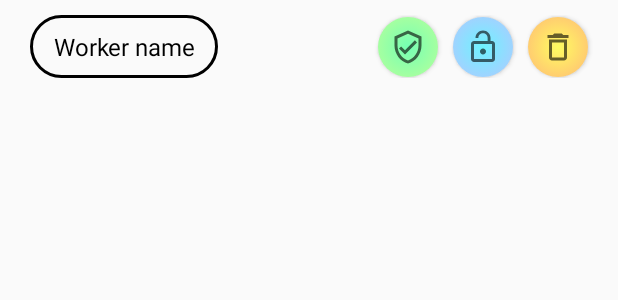
After one commit to KolyaFedorenko/Distribution, an Android app: the layout workers_list.xml on its own in the app's theme, with its tools: preview values and no code run, on a phone screen of 412 x 824 dp. The commit adds this screen. Shown: the top 300 px of the screen. Run offline under Robolectric (Android 15) with nearby library versions, the phone set to English and light mode, and no system bars.

Commit message:
Added new fragment WorkersFragment and amazing adapter for it

```diff
--- /dev/null
+++ b/app/src/main/res/drawable/change_user_role_gradient.xml
@@ -0,0 +1,17 @@
+<?xml version="1.0" encoding="utf-8"?>
+<selector xmlns:android="http://schemas.android.com/apk/res/android">
+    <item>
+        <shape>
+            <gradient
+                android:gradientRadius="50dp"
+                android:endColor="#EDFF85"
+                android:startColor="#75FFB3"
+                android:type="radial" />
+            <corners
+                android:bottomRightRadius="20dp"
+                android:bottomLeftRadius="20dp"
+                android:topLeftRadius="20dp"
+                android:topRightRadius="20dp"/>
+        </shape>
+    </item>
+</selector>
--- /dev/null
+++ b/app/src/main/res/drawable/delete_user_gradient.xml
@@ -0,0 +1,17 @@
+<?xml version="1.0" encoding="utf-8"?>
+<selector xmlns:android="http://schemas.android.com/apk/res/android">
+    <item>
+        <shape>
+            <gradient
+                android:gradientRadius="50dp"
+                android:endColor="#FF8686"
+                android:startColor="#FFFC61"
+                android:type="radial" />
+            <corners
+                android:bottomRightRadius="20dp"
+                android:bottomLeftRadius="20dp"
+                android:topLeftRadius="20dp"
+                android:topRightRadius="20dp"/>
+        </shape>
+    </item>
+</selector>
--- /dev/null
+++ b/app/src/main/res/drawable/ic_outline_verified_user.xml
@@ -0,0 +1,10 @@
+<vector xmlns:android="http://schemas.android.com/apk/res/android"
+        android:width="24dp"
+        android:height="24dp"
+        android:viewportWidth="24.0"
+        android:viewportHeight="24.0"
+        android:tint="?attr/colorControlNormal">
+    <path
+        android:fillColor="@android:color/white"
+        android:pathData="M12,1L3,5v6c0,5.55 3.84,10.74 9,12 5.16,-1.26 9,-6.45 9,-12L21,5l-9,-4zM19,11c0,4.52 -2.98,8.69 -7,9.93 -4.02,-1.24 -7,-5.41 -7,-9.93L5,6.3l7,-3.11 7,3.11L19,11zM7.41,11.59L6,13l4,4 8,-8 -1.41,-1.42L10,14.17z"/>
+</vector>
--- /dev/null
+++ b/app/src/main/res/drawable/reset_user_password_gradient.xml
@@ -0,0 +1,17 @@
+<?xml version="1.0" encoding="utf-8"?>
+<selector xmlns:android="http://schemas.android.com/apk/res/android">
+    <item>
+        <shape>
+            <gradient
+                android:gradientRadius="50dp"
+                android:endColor=" #EBA3FF"
+                android:startColor="#6DF3FF"
+                android:type="radial" />
+            <corners
+                android:bottomRightRadius="20dp"
+                android:bottomLeftRadius="20dp"
+                android:topLeftRadius="20dp"
+                android:topRightRadius="20dp"/>
+        </shape>
+    </item>
+</selector>
--- /dev/null
+++ b/app/src/main/res/layout/workers_list.xml
@@ -0,0 +1,108 @@
+<?xml version="1.0" encoding="utf-8"?>
+<androidx.constraintlayout.widget.ConstraintLayout
+    xmlns:android="http://schemas.android.com/apk/res/android"
+    xmlns:app="http://schemas.android.com/apk/res-auto"
+    xmlns:tools="http://schemas.android.com/tools"
+    android:layout_width="match_parent"
+    android:layout_height="wrap_content">
+
+    <androidx.constraintlayout.widget.ConstraintLayout
+        android:layout_width="match_parent"
+        android:layout_height="wrap_content"
+        app:layout_constraintLeft_toLeftOf="parent"
+        app:layout_constraintRight_toRightOf="parent"
+        app:layout_constraintTop_toTopOf="parent"
+        app:layout_constraintBottom_toBottomOf="parent"
+        android:layout_marginTop="10dp"
+        android:layout_marginBottom="10dp">
+
+        <androidx.constraintlayout.widget.ConstraintLayout
+            android:id="@+id/clUser"
+            android:layout_width="wrap_content"
+            android:layout_height="wrap_content"
+            app:layout_constraintBottom_toBottomOf="parent"
+            app:layout_constraintTop_toTopOf="parent"
+            app:layout_constraintLeft_toLeftOf="parent"
+            android:layout_marginStart="20dp"
+            android:background="@drawable/rounded_item"
+            android:paddingHorizontal="10dp">
+
+            <androidx.constraintlayout.widget.ConstraintLayout
+                android:layout_width="wrap_content"
+                android:layout_height="wrap_content"
+                app:layout_constraintTop_toTopOf="parent"
+                app:layout_constraintBottom_toBottomOf="parent"
+                app:layout_constraintLeft_toLeftOf="parent"
+                app:layout_constraintRight_toRightOf="parent"
+                android:layout_marginStart="5dp"
+                android:layout_marginEnd="5dp">
+
+                <TextView
+                    android:id="@+id/textWorkerName"
+                    android:layout_marginVertical="10dp"
+                    android:layout_width="wrap_content"
+                    android:layout_height="wrap_content"
+                    android:textSize="16dp"
+                    android:text="Worker name"
+                    android:textColor="@color/black"
+                    android:textAlignment="center"
+                    app:layout_constraintBottom_toBottomOf="parent"
+                    app:layout_constraintStart_toStartOf="parent"
+                    app:layout_constraintTop_toTopOf="parent"/>
+
+                <ImageView
+                    android:id="@+id/imageWorkerManager"
+                    android:layout_width="18dp"
+                    android:layout_height="18dp"
+                    android:background="@drawable/ic_baseline_verified"
+                    app:layout_constraintBottom_toBottomOf="parent"
+                    app:layout_constraintTop_toTopOf="parent"
+                    app:layout_constraintLeft_toRightOf="@+id/textWorkerName"
+                    android:layout_marginStart="5dp"
+                    android:visibility="gone"
+                    app:layout_constraintRight_toRightOf="parent"/>
+
+            </androidx.constraintlayout.widget.ConstraintLayout>
+
+        </androidx.constraintlayout.widget.ConstraintLayout>
+
+        <Button
+            android:id="@+id/buttonDeleteWorker"
+            android:layout_width="40dp"
+            android:layout_height="40dp"
+            android:background="@drawable/delete_user_gradient"
+            android:drawableStart="@drawable/ic_baseline_delete"
+            android:paddingHorizontal="8dp"
+            app:layout_constraintBottom_toBottomOf="parent"
+            app:layout_constraintTop_toTopOf="parent"
+            app:layout_constraintRight_toRightOf="parent"
+            android:layout_marginEnd="20dp"/>
+
+        <Button
+            android:id="@+id/buttonResetPassword"
+            android:layout_width="40dp"
+            android:layout_height="40dp"
+            android:background="@drawable/reset_user_password_gradient"
+            android:drawableStart="@drawable/ic_baseline_lock"
+            android:paddingHorizontal="8dp"
+            app:layout_constraintBottom_toBottomOf="parent"
+            app:layout_constraintTop_toTopOf="parent"
+            app:layout_constraintRight_toLeftOf="@id/buttonDeleteWorker"
+            android:layout_marginRight="10dp"/>
+
+        <Button
+            android:id="@+id/buttonChangeRole"
+            android:layout_width="40dp"
+            android:layout_height="40dp"
+            android:background="@drawable/change_user_role_gradient"
+            android:drawableStart="@drawable/ic_outline_verified_user"
+            android:paddingHorizontal="8dp"
+            app:layout_constraintBottom_toBottomOf="parent"
+            app:layout_constraintTop_toTopOf="parent"
+            app:layout_constraintRight_toLeftOf="@id/buttonResetPassword"
+            android:layout_marginEnd="10dp"
+            android:layout_marginStart="10dp"/>
+
+    </androidx.constraintlayout.widget.ConstraintLayout>
+
+</androidx.constraintlayout.widget.ConstraintLayout>
```
Also changed, not shown: app/src/main/java/com/example/distribution/ManagerActivity.java (+13 -4 lines), app/src/main/java/com/example/distribution/SettingsFragment.java (+8 -0 lines), app/src/main/java/com/example/distribution/WorkerAdapter.java (added, +76 -0 lines), app/src/main/java/com/example/distribution/WorkersFragment.java (added, +104 -0 lines), app/src/main/res/drawable/remove_manager_role_gradient.xml (added, +17 -0 lines), app/src/main/res/layout/fragment_workers.xml (added, +20 -0 lines).
